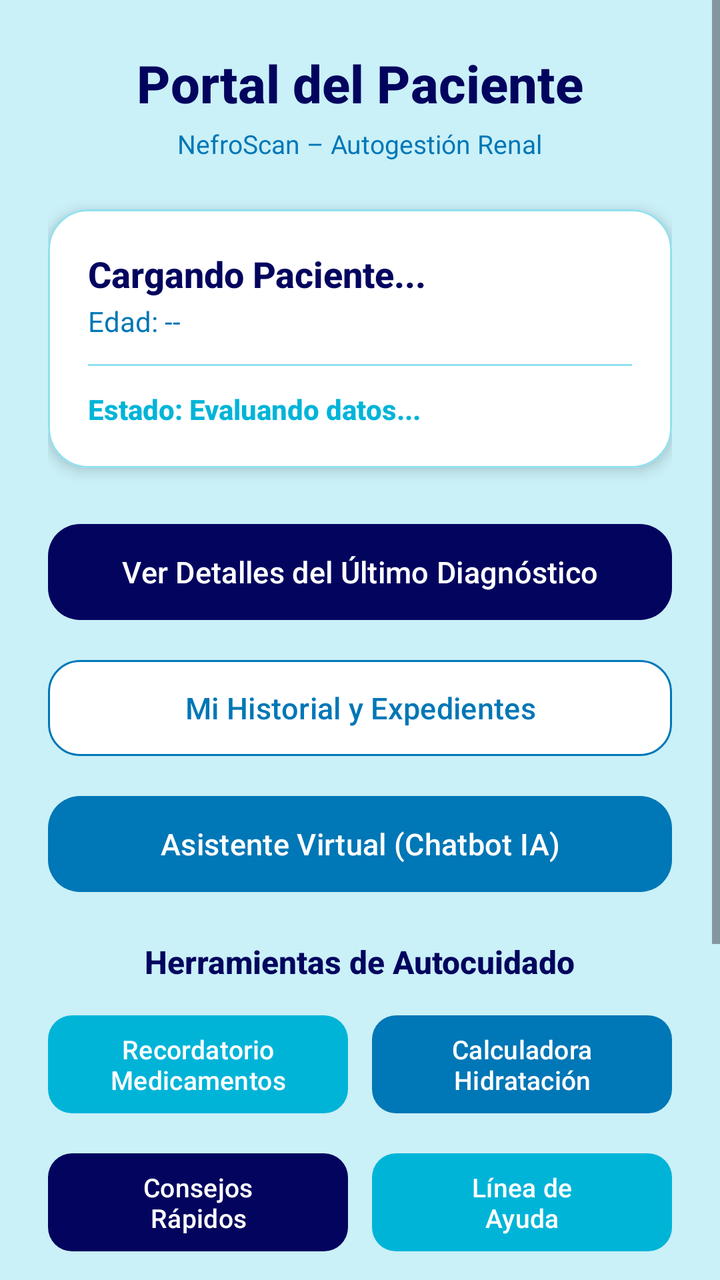
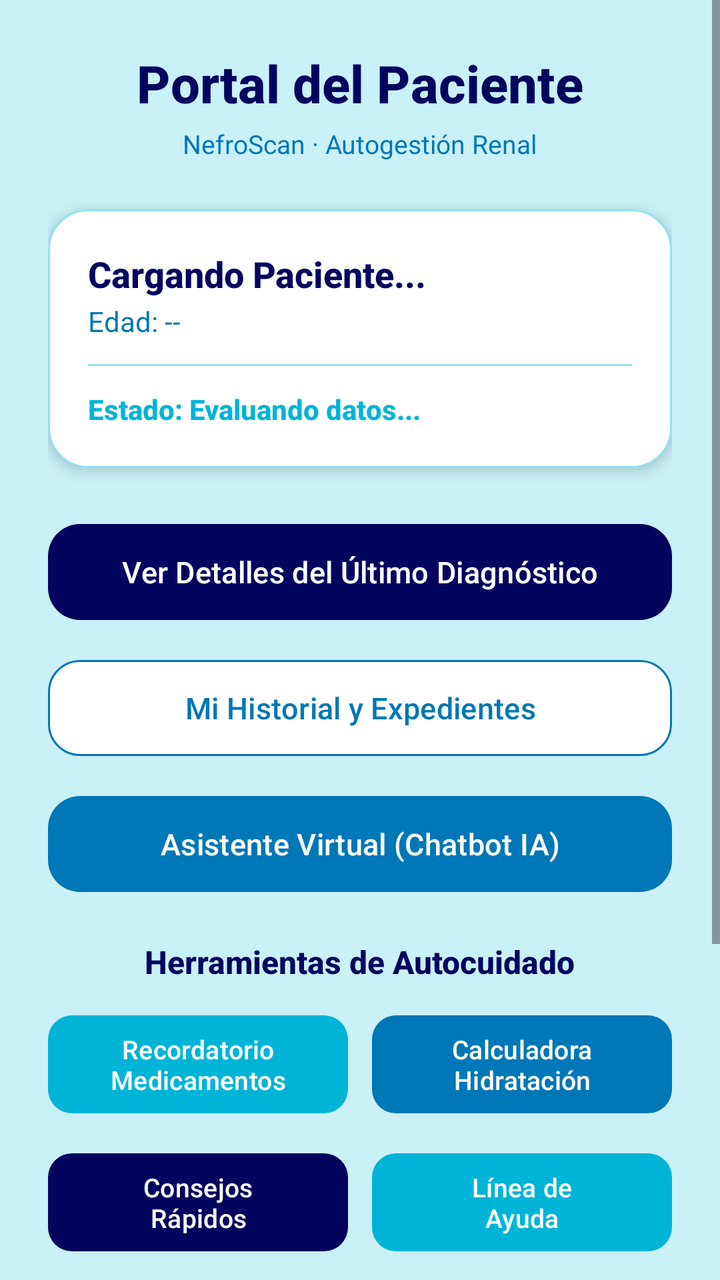

An Android layout rendered at two revisions. The XML below is the earlier revision; the diff shows what the commit changed to produce the second picture.
<!-- AndroidManifest.xml: application theme Theme.NefroScan -->
<!-- res/layout/activity_paciente_dashboard.xml -->
<?xml version="1.0" encoding="utf-8"?>
<ScrollView
    xmlns:android="http://schemas.android.com/apk/res/android"
    xmlns:app="http://schemas.android.com/apk/res-auto"
    android:id="@+id/main"
    android:layout_width="match_parent"
    android:layout_height="match_parent"
    android:background="#CAF0F8"
    android:fillViewport="true">

    <LinearLayout
        android:layout_width="match_parent"
        android:layout_height="wrap_content"
        android:orientation="vertical"
        android:padding="24dp"
        android:gravity="center_horizontal">

        
        <TextView
            android:layout_width="wrap_content"
            android:layout_height="wrap_content"
            android:text="Portal del Paciente"
            android:textColor="#03045E"
            android:textSize="26sp"
            android:fontFamily="sans-serif-medium"
            android:textStyle="bold"
            android:layout_marginBottom="4dp"/>

        <TextView
            android:layout_width="wrap_content"
            android:layout_height="wrap_content"
            android:text="NefroScan – Autogestión Renal"
            android:textColor="#0077B6"
            android:textSize="13sp"
            android:layout_marginBottom="24dp"/>

        
        <com.google.android.material.card.MaterialCardView
            android:layout_width="match_parent"
            android:layout_height="wrap_content"
            app:cardCornerRadius="20dp"
            app:cardBackgroundColor="#FFFFFF"
            app:strokeColor="#90E0EF"
            app:strokeWidth="1dp"
            app:cardElevation="4dp"
            android:layout_marginBottom="24dp">

            <LinearLayout
                android:layout_width="match_parent"
                android:layout_height="wrap_content"
                android:orientation="vertical"
                android:padding="20dp">

                <TextView
                    android:id="@+id/tvNombrePacientePerfil"
                    android:layout_width="wrap_content"
                    android:layout_height="wrap_content"
                    android:text="Cargando Paciente..."
                    android:textColor="#03045E"
                    android:textSize="18sp"
                    android:fontFamily="sans-serif-medium"
                    android:textStyle="bold" />

                <TextView
                    android:id="@+id/tvEdadPerfil"
                    android:layout_width="wrap_content"
                    android:layout_height="wrap_content"
                    android:text="Edad: --"
                    android:textColor="#0077B6"
                    android:textSize="14sp"
                    android:layout_marginTop="2dp"
                    android:layout_marginBottom="12dp"/>

                <View
                    android:layout_width="match_parent"
                    android:layout_height="1dp"
                    android:background="#90E0EF"
                    android:layout_marginBottom="12dp"/>

                <TextView
                    android:id="@+id/tvEstadioERCPerfil"
                    android:layout_width="wrap_content"
                    android:layout_height="wrap_content"
                    android:text="Estado: Evaluando datos..."
                    android:textColor="#00B4D8"
                    android:textSize="14sp"
                    android:fontFamily="sans-serif-medium"
                    android:textStyle="bold"/>
            </LinearLayout>
        </com.google.android.material.card.MaterialCardView>

        
        <com.google.android.material.button.MaterialButton
            android:id="@+id/btnVerDetalles"
            android:layout_width="match_parent"
            android:layout_height="56dp"
            android:text="Ver Detalles del Último Diagnóstico"
            android:textColor="#FFFFFF"
            android:textSize="15sp"
            android:fontFamily="sans-serif-medium"
            app:cornerRadius="16dp"
            app:backgroundTint="#03045E"
            android:layout_marginBottom="12dp" />

        <com.google.android.material.button.MaterialButton
            android:id="@+id/btnMiHistorial"
            android:layout_width="match_parent"
            android:layout_height="56dp"
            android:text="Mi Historial y Expedientes"
            android:textColor="#0077B6"
            android:textSize="15sp"
            android:fontFamily="sans-serif-medium"
            app:cornerRadius="16dp"
            app:backgroundTint="#FFFFFF"
            app:strokeColor="#0077B6"
            app:strokeWidth="1dp"
            android:layout_marginBottom="12dp" />

        <com.google.android.material.button.MaterialButton
            android:id="@+id/btnAsistenteIA"
            android:layout_width="match_parent"
            android:layout_height="56dp"
            android:text="Asistente Virtual (Chatbot IA)"
            android:textColor="#FFFFFF"
            android:textSize="15sp"
            android:fontFamily="sans-serif-medium"
            app:cornerRadius="16dp"
            app:backgroundTint="#0077B6"
            android:layout_marginBottom="12dp" />

        
        <TextView
            android:layout_width="wrap_content"
            android:layout_height="wrap_content"
            android:text="Herramientas de Autocuidado"
            android:textColor="#03045E"
            android:textSize="16sp"
            android:fontFamily="sans-serif-medium"
            android:textStyle="bold"
            android:layout_marginTop="8dp"
            android:layout_marginBottom="12dp"/>

        <LinearLayout
            android:layout_width="match_parent"
            android:layout_height="wrap_content"
            android:orientation="horizontal"
            android:layout_marginBottom="12dp">

            <com.google.android.material.button.MaterialButton
                android:id="@+id/btnRecordatorioMedicamentos"
                android:layout_width="0dp"
                android:layout_height="wrap_content"
                android:layout_weight="1"
                android:text="Recordatorio\nMedicamentos"
                android:textColor="#FFFFFF"
                android:textSize="13sp"
                android:fontFamily="sans-serif-medium"
                app:cornerRadius="12dp"
                app:backgroundTint="#00B4D8"
                android:layout_marginEnd="6dp"
                android:padding="8dp"/>

            <com.google.android.material.button.MaterialButton
                android:id="@+id/btnCalculadoraHidratacion"
                android:layout_width="0dp"
                android:layout_height="wrap_content"
                android:layout_weight="1"
                android:text="Calculadora\nHidratación"
                android:textColor="#FFFFFF"
                android:textSize="13sp"
                android:fontFamily="sans-serif-medium"
                app:cornerRadius="12dp"
                app:backgroundTint="#0077B6"
                android:layout_marginStart="6dp"
                android:padding="8dp"/>
        </LinearLayout>

        <LinearLayout
            android:layout_width="match_parent"
            android:layout_height="wrap_content"
            android:orientation="horizontal"
            android:layout_marginBottom="12dp">

            <com.google.android.material.button.MaterialButton
                android:id="@+id/btnConsejosRapidos"
                android:layout_width="0dp"
                android:layout_height="wrap_content"
                android:layout_weight="1"
                android:text="Consejos\nRápidos"
                android:textColor="#FFFFFF"
                android:textSize="13sp"
                android:fontFamily="sans-serif-medium"
                app:cornerRadius="12dp"
                app:backgroundTint="#03045E"
                android:layout_marginEnd="6dp"
                android:padding="8dp"/>

            <com.google.android.material.button.MaterialButton
                android:id="@+id/btnLineaAyuda"
                android:layout_width="0dp"
                android:layout_height="wrap_content"
                android:layout_weight="1"
                android:text="Línea de\nAyuda"
                android:textColor="#FFFFFF"
                android:textSize="13sp"
                android:fontFamily="sans-serif-medium"
                app:cornerRadius="12dp"
                app:backgroundTint="#00B4D8"
                android:layout_marginStart="6dp"
                android:padding="8dp"/>
        </LinearLayout>

        
        <com.google.android.material.button.MaterialButton
            android:id="@+id/btnPasaporteQR"
            android:layout_width="match_parent"
            android:layout_height="56dp"
            android:text="Pasaporte Clínico Digital (QR)"
            android:textColor="#FFFFFF"
            android:textSize="15sp"
            android:fontFamily="sans-serif-medium"
            app:cornerRadius="16dp"
            app:backgroundTint="#00B4D8"
            android:layout_marginBottom="12dp" />

        <com.google.android.material.button.MaterialButton
            android:id="@+id/btnGuiaRenal"
            android:layout_width="match_parent"
            android:layout_height="56dp"
            android:text="Guía de Cuidado y Nutrición"
            android:textColor="#FFFFFF"
            android:textSize="15sp"
            android:fontFamily="sans-serif-medium"
            app:cornerRadius="16dp"
            app:backgroundTint="#03045E"
            android:layout_marginBottom="28dp" />

        <com.google.android.material.button.MaterialButton
            android:id="@+id/btnVolverRolesPaciente"
            android:layout_width="match_parent"
            android:layout_height="50dp"
            android:text="Cambiar de Perfil"
            android:textColor="#0077B6"
            android:textSize="14sp"
            app:cornerRadius="14dp"
            app:backgroundTint="#FFFFFF"
            app:strokeColor="#0077B6"
            app:strokeWidth="1dp" />

    </LinearLayout>
</ScrollView>
<!-- resources referenced by this layout -->
<resources>
  <style name="Theme.NefroScan" parent="Base.Theme.NefroScan" />
  <style name="Base.Theme.NefroScan" parent="Theme.Material3.DayNight.NoActionBar">
          
          
      </style>
</resources>

<!-- the commit's change to res/layout/activity_paciente_dashboard.xml (unified diff, before → after) -->
@@ -29,7 +29,7 @@
         <TextView
             android:layout_width="wrap_content"
             android:layout_height="wrap_content"
-            android:text="NefroScan – Autogestión Renal"
+            android:text="NefroScan · Autogestión Renal"
             android:textColor="#0077B6"
             android:textSize="13sp"
             android:layout_marginBottom="24dp"/>
@@ -151,7 +151,7 @@
                 android:layout_width="0dp"
                 android:layout_height="wrap_content"
                 android:layout_weight="1"
-                android:text="Recordatorio\nMedicamentos"
+                android:text="Recordatorio&#10;Medicamentos"
                 android:textColor="#FFFFFF"
                 android:textSize="13sp"
                 android:fontFamily="sans-serif-medium"
@@ -165,7 +165,7 @@
                 android:layout_width="0dp"
                 android:layout_height="wrap_content"
                 android:layout_weight="1"
-                android:text="Calculadora\nHidratación"
+                android:text="Calculadora&#10;Hidratación"
                 android:textColor="#FFFFFF"
                 android:textSize="13sp"
                 android:fontFamily="sans-serif-medium"
@@ -186,7 +186,7 @@
                 android:layout_width="0dp"
                 android:layout_height="wrap_content"
                 android:layout_weight="1"
-                android:text="Consejos\nRápidos"
+                android:text="Consejos&#10;Rápidos"
                 android:textColor="#FFFFFF"
                 android:textSize="13sp"
                 android:fontFamily="sans-serif-medium"
@@ -200,7 +200,7 @@
                 android:layout_width="0dp"
                 android:layout_height="wrap_content"
                 android:layout_weight="1"
-                android:text="Línea de\nAyuda"
+                android:text="Línea de&#10;Ayuda"
                 android:textColor="#FFFFFF"
                 android:textSize="13sp"
                 android:fontFamily="sans-serif-medium"
